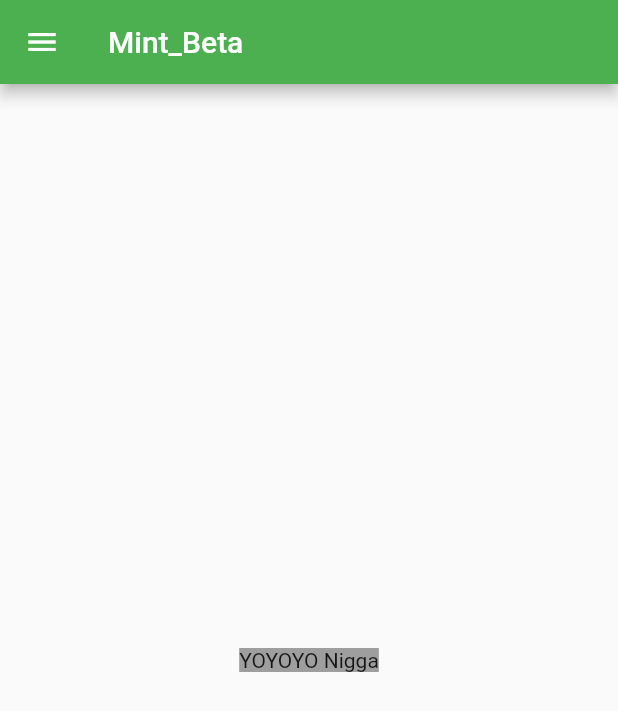
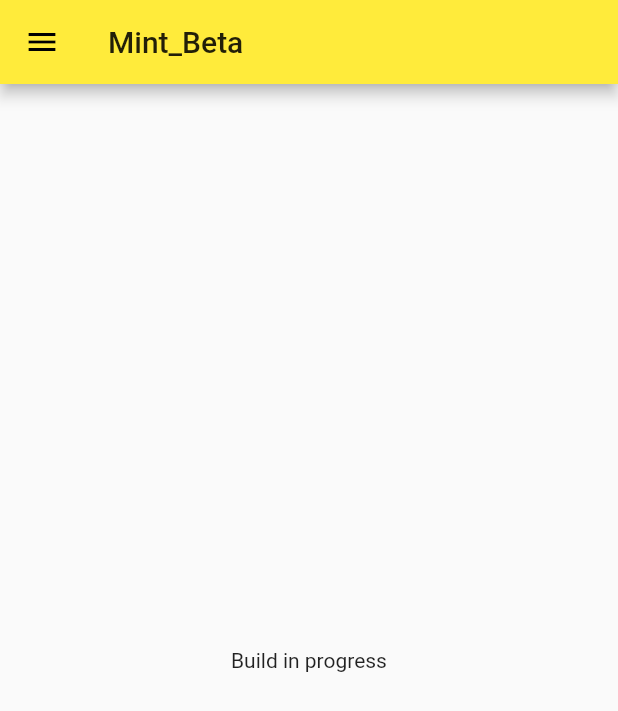
Before and after one commit to Scot1x/Flutter_Learnin, a Flutter app: the screen it shows after launch, on a phone screen of 412 x 824 dp. Shown: the top 711 px of the screen. Run offline on Flutter 3.47's test engine with Material 2 defaults, Android fonts, the phone set to English and light mode, and no system bars.

Commit message:
Day 3 completed

```diff
--- a/lib/main.dart
+++ b/lib/main.dart
@@ -1,5 +1,6 @@
 import 'package:flutter/material.dart';
-import 'package:trial_app_2/home_page.dart';
+import 'package:trial_app_2/pages/home_page.dart';
+import 'package:trial_app_2/pages/login_page.dart';
 
 void main() {
   runApp(myapp());
@@ -9,7 +10,9 @@
   @override
   Widget build(BuildContext context) {
     return MaterialApp(
-      home: good(),
+      themeMode: ThemeMode.light,
+      theme: ThemeData(primarySwatch: Colors.yellow),
+      routes: {"/": (context) => good(), "/login": (context) => LoginPage()},
     );
   }
 }
--- a/lib/home_page.dart
+++ b/lib/pages/home_page.dart
@@ -1,18 +1,16 @@
 import 'package:flutter/material.dart';
 
 class good extends StatelessWidget {
-  String cool = "Nigga";
+  String cool = "Build in progress";
   @override
   Widget build(BuildContext context) {
     return Scaffold(
       appBar: AppBar(
         title: Text("Mint_Beta"),
-        backgroundColor: Colors.green,
       ),
       body: Center(
         child: Container(
-          child: Text("YOYOYO $cool"),
-          color: Colors.grey,
+          child: Text("$cool"),
         ),
       ),
       drawer: Drawer(),
```
Also changed, not shown: lib/pages/login_page.dart (added, +19 -0 lines).
